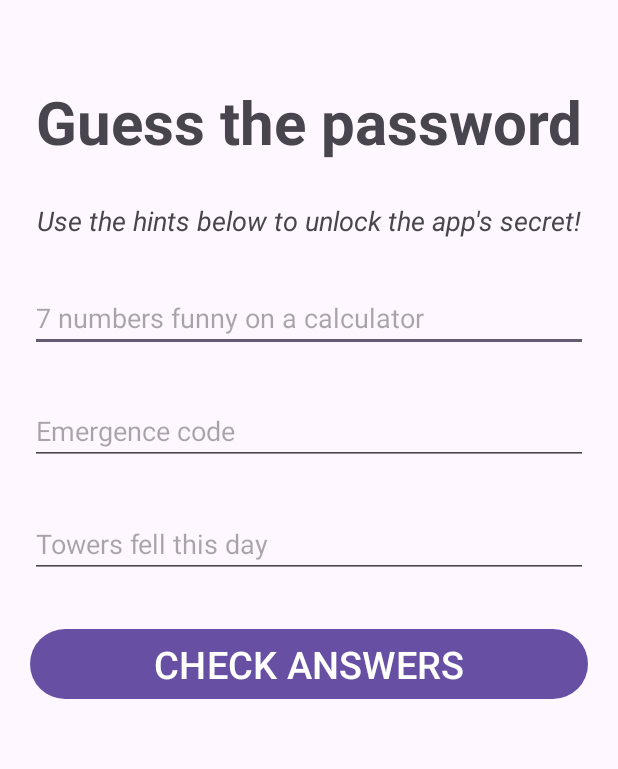
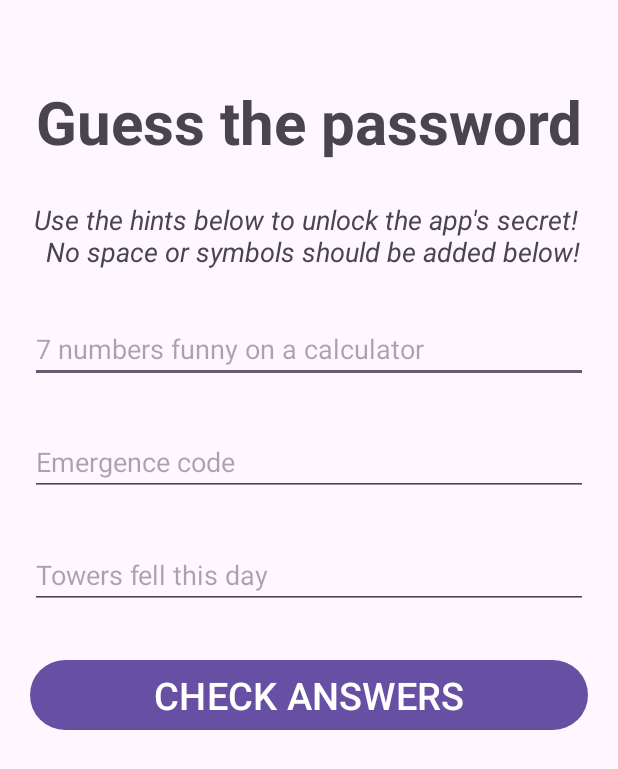
Before and after one commit to ThatMinerDoe66/Joaquin-Gabriel-Camangeg-block1-activity1, an Android app: the layout activity_main.xml on its own in the app's theme, with its tools: preview values and no code run, on a phone screen of 412 x 824 dp. Shown: the top 769 px of the screen. Run offline under Robolectric (Android 15) with nearby library versions, the phone set to English and light mode, and no system bars.

Commit message:
Updated MainActivity Updated Logic Removed Herobrine

```diff
--- a/app/src/main/res/layout/activity_main.xml
+++ b/app/src/main/res/layout/activity_main.xml
@@ -23,8 +23,9 @@
         android:id="@+id/textHint"
         android:layout_width="wrap_content"
         android:layout_height="wrap_content"
-        android:text="Use the hints below to unlock the app's secret!"
+        android:text="Use the hints below to unlock the app's secret! \n No space or symbols should be added below!"
         android:textSize="18dp"
+        android:textAlignment="center"
         android:textStyle="italic"
         app:layout_constraintBottom_toBottomOf="parent"
         app:layout_constraintEnd_toEndOf="parent"
```
